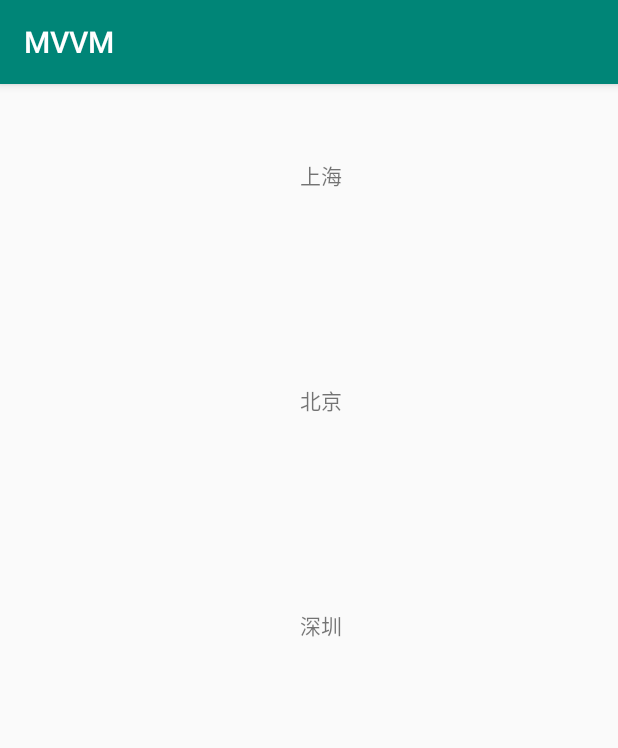
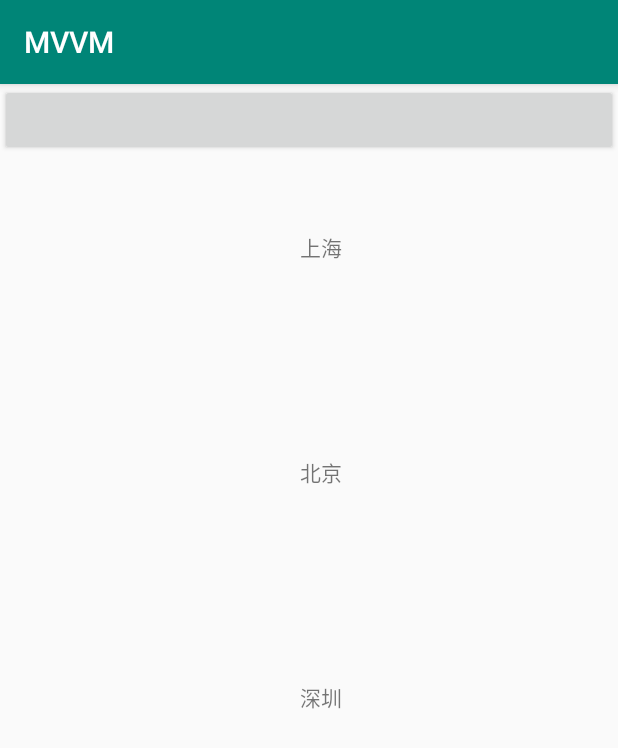
Before and after one commit to zhudaihao/MVVM, an Android app: the RecycleViewActivity screen opened directly, with no data from a screen before it, on a phone screen of 412 x 824 dp. Shown: the top 748 px of the screen. Run offline under Robolectric (Android 15) with nearby library versions, the phone set to English and light mode, and no system bars; our stand-ins replace data binding; pictures from the network do not load; 1 statement that could not run was skipped.

Commit message:
Update activity_recycleview.xml

```diff
--- a/app/src/main/res/layout/activity_recycleview.xml
+++ b/app/src/main/res/layout/activity_recycleview.xml
@@ -1,8 +1,15 @@
 <?xml version="1.0" encoding="utf-8"?>
-<android.support.v7.widget.RecyclerView xmlns:android="http://schemas.android.com/apk/res/android"
+<LinearLayout xmlns:android="http://schemas.android.com/apk/res/android"
+  android:orientation="vertical"
+    android:layout_width="match_parent"
+    android:layout_height="match_parent">
+    <Button
+        android:onClick="load"
+        android:layout_width="match_parent"
+        android:layout_height="wrap_content" />
+
+<android.support.v7.widget.RecyclerView
     android:id="@+id/recycleView"
     android:layout_width="match_parent"
-    android:layout_height="match_parent">
-
-
-</android.support.v7.widget.RecyclerView>
+    android:layout_height="wrap_content"/>
+</LinearLayout>
```
